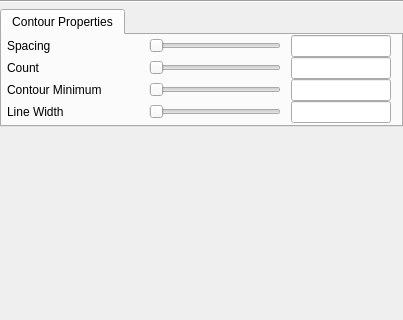
The window that apps/vaporgui/ContourAppearanceGUI.ui (StasJ/vapor-formatted) describes before a commit, drawn with Qt 5; both pictures show x 0 to 403 and y 0 to 320 of the 403 by 700 pixel window.
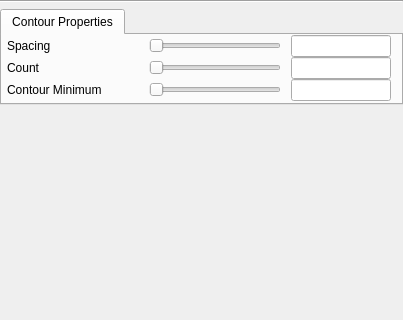
The same window after the commit.

What changed in the file:
```diff
--- a/apps/vaporgui/ContourAppearanceGUI.ui
+++ b/apps/vaporgui/ContourAppearanceGUI.ui
@@ -289,70 +289,6 @@
          </item>
         </layout>
        </item>
-       <item>
-        <layout class="QHBoxLayout" name="horizontalLayout_3" stretch="1,1,1">
-         <property name="spacing">
-          <number>10</number>
-         </property>
-         <property name="leftMargin">
-          <number>5</number>
-         </property>
-         <property name="rightMargin">
-          <number>10</number>
-         </property>
-         <item>
-          <widget class="QLabel" name="label">
-           <property name="minimumSize">
-            <size>
-             <width>30</width>
-             <height>0</height>
-            </size>
-           </property>
-           <property name="text">
-            <string>Line Width</string>
-           </property>
-          </widget>
-         </item>
-         <item>
-          <widget class="QSlider" name="lineWidthSlider">
-           <property name="minimumSize">
-            <size>
-             <width>124</width>
-             <height>0</height>
-            </size>
-           </property>
-           <property name="maximumSize">
-            <size>
-             <width>150</width>
-             <height>16777215</height>
-            </size>
-           </property>
-           <property name="orientation">
-            <enum>Qt::Horizontal</enum>
-           </property>
-          </widget>
-         </item>
-         <item>
-          <widget class="QLineEdit" name="lineWidthEdit">
-           <property name="minimumSize">
-            <size>
-             <width>100</width>
-             <height>0</height>
-            </size>
-           </property>
-           <property name="maximumSize">
-            <size>
-             <width>100</width>
-             <height>16777215</height>
-            </size>
-           </property>
-           <property name="alignment">
-            <set>Qt::AlignCenter</set>
-           </property>
-          </widget>
-         </item>
-        </layout>
-       </item>
       </layout>
      </widget>
     </widget>
```
Left out of the diff: 2 changed lines with no effect on the pictures.
